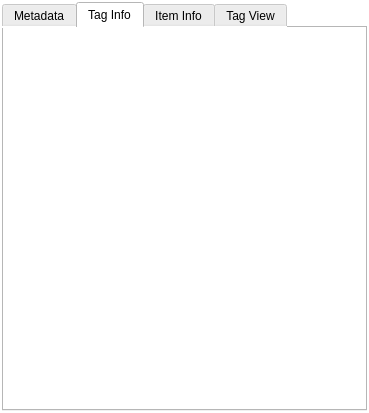
Before: the Qt Designer form infowidget/InfoWidget.ui in bendalab/NixView, drawn with Qt 5.
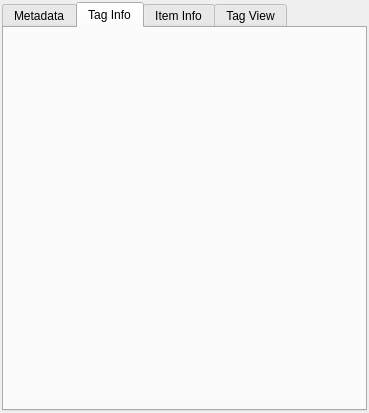
After: the same form once the commit is applied. The open tabs and pages were chosen to show the change.

What changed in the file:
```diff
--- a/infowidget/InfoWidget.ui
+++ b/infowidget/InfoWidget.ui
@@ -20,7 +20,7 @@
    <string>Form</string>
   </property>
   <property name="styleSheet">
-   <string notr="true">background-color: white;</string>
+   <string notr="true"/>
   </property>
   <layout class="QGridLayout" name="gridLayout">
    <property name="leftMargin">
@@ -41,7 +41,7 @@
       <string/>
      </property>
      <property name="styleSheet">
-      <string notr="true">background-color: white;</string>
+      <string notr="true"/>
      </property>
      <property name="currentIndex">
       <number>3</number>
```
Left out of the diff: 2 changed lines with no effect on the pictures.
